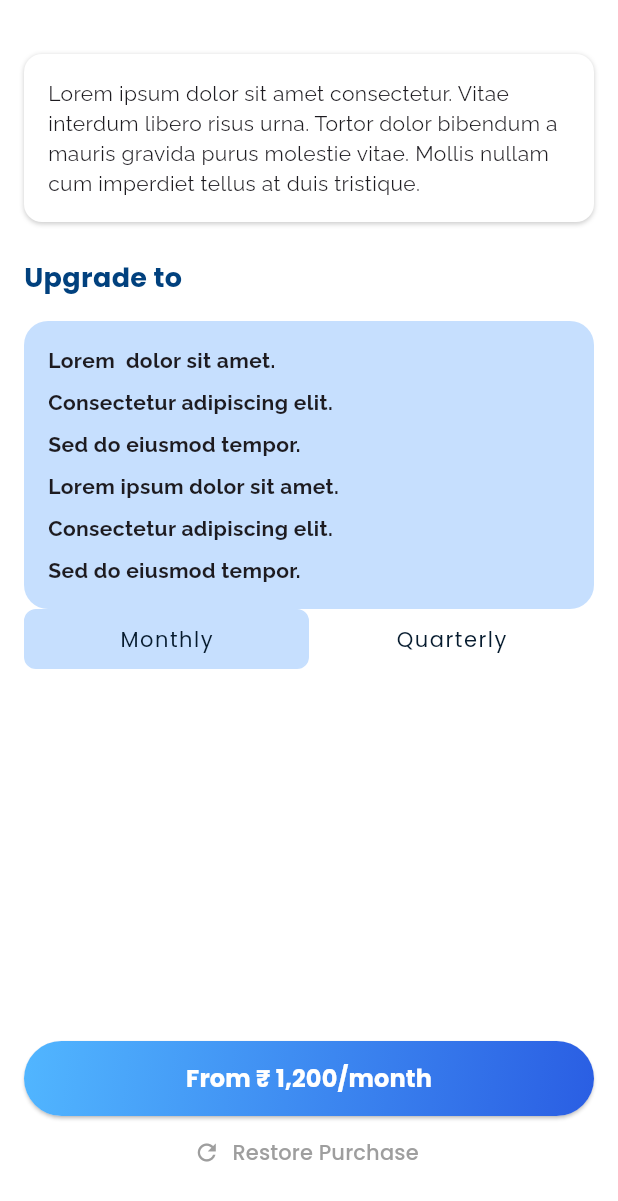
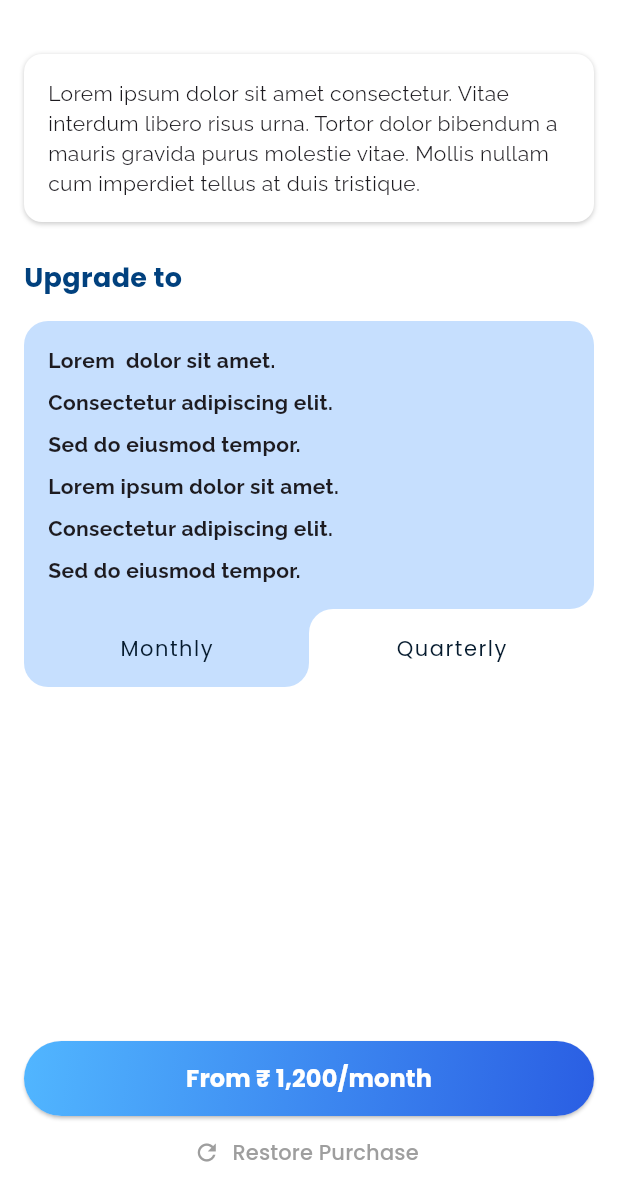
Before and after one commit to shashank-reddy-electromob/wrenchmate, a Flutter app: the SubscriptionPage screen opened by its route, on a phone screen of 412 x 824 dp. Shown: the top 1201 px of the screen. Run offline on Flutter 3.47's test engine with Material 3 defaults, Android fonts, the phone set to English and light mode, and no system bars; our stand-ins replace carousel_slider, cloud_firestore, country_code_picker, date_picker_timeline, extended_image, firebase_auth and 15 more; missing offline and left inert: dart:ffi, draggable_fab, google_api_availability; accounts and stored records are empty; project files that could hold a hidden picture were left out.

Commit message:
UI fixed

```diff
--- a/lib/app/modules/subscription/subscription_page.dart
+++ b/lib/app/modules/subscription/subscription_page.dart
@@ -101,8 +101,17 @@ class _SubscriptionPageState extends State<SubscriptionPage> {
                   padding: EdgeInsets.all(16),
                   decoration: BoxDecoration(
                     color: Color(0xffC6DFFE),
-
-                    borderRadius: BorderRadius.circular(16),
+                    borderRadius: isMonthly
+                        ? BorderRadius.only(
+                      topLeft: Radius.circular(16),
+                      topRight: Radius.circular(16),
+                      bottomRight: Radius.circular(16),
+                    )
+                        : BorderRadius.only(
+                      topLeft: Radius.circular(16),
+                      topRight: Radius.circular(16),
+                      bottomLeft: Radius.circular(16),
+                    ),
                   ),
                   child: Column(
                     crossAxisAlignment: CrossAxisAlignment.start,
@@ -188,22 +197,6 @@ class _SubscriptionPageState extends State<SubscriptionPage> {
                             fontSize: 14,
                             fontWeight: FontWeight.bold),
                       ),
-                            SizedBox(height: 8),
-                            Text(
-                              'Consectetur adipiscing elit.',
-                              style: TextStyle(
-                                  fontFamily: 'Raleway',
-                                  fontSize: 14,
-                                  fontWeight: FontWeight.bold),
-                            ),
-                            SizedBox(height: 8),
-                            Text(
-                              'Sed do eiusmod tempor.',
-                              style: TextStyle(
-                                  fontFamily: 'Raleway',
-                                  fontSize: 14,
-                                  fontWeight: FontWeight.bold),
-                            ),
                     ],
                   ),
                 ),
@@ -217,12 +210,20 @@ class _SubscriptionPageState extends State<SubscriptionPage> {
                         });
                       },
                       child: Container(
-                        width: (MediaQuery.of(context).size.width * 0.5)-16, // Half the width of the upper container
-                        height: 40, // Adjust height as needed
+                        color: isMonthly? Colors.transparent:Color(0xffC6DFFE),
+                        child: Container(
+                          width: (MediaQuery.of(context).size.width * 0.5)-16,
+                          height: 52,
                           decoration: BoxDecoration(
                             color: isMonthly ? Color(0xffC6DFFE) : Colors.white,
-                          borderRadius: BorderRadius.circular(8),
-                          border: isMonthly ? Border.all(color: Color(0xffC6DFFE)):Border.all(color: Colors.transparent),
+                            borderRadius: isMonthly
+                                ? BorderRadius.only(
+                              bottomRight: Radius.circular(16),
+                              bottomLeft: Radius.circular(16),
+                            )
+                                : BorderRadius.only(
+                              topRight: Radius.circular(16),
+                            ),
                           ),
                           alignment: Alignment.center,
                           child: Text(
@@ -233,6 +234,7 @@ class _SubscriptionPageState extends State<SubscriptionPage> {
 
                         ),
                       ),
+                    ),
                     GestureDetector(
                       onTap: () {
                         setState(() {
@@ -240,13 +242,20 @@ class _SubscriptionPageState extends State<SubscriptionPage> {
                         });
                       },
                       child: Container(
+                        color: !isMonthly? Colors.transparent:Color(0xffC6DFFE),
+                        child: Container(
                           width: (MediaQuery.of(context).size.width * 0.5)-16, // Half the width of the upper container
-                        height: 40, // Adjust height as needed
+                          height: 52, // Adjust height as needed
                           decoration: BoxDecoration(
                             color: !isMonthly ? Color(0xffC6DFFE) : Colors.white,
-                          borderRadius: BorderRadius.circular(8),
-                          border: !isMonthly ? Border.all(color: Color(0xffC6DFFE)):Border.all(color: Colors.transparent),
-                        ),
+                            borderRadius: !isMonthly
+                                ? BorderRadius.only(
+                              bottomRight: Radius.circular(16),
+                              bottomLeft: Radius.circular(16),
+                            )
+                                : BorderRadius.only(
+                              topLeft: Radius.circular(16),
+                            ),                        ),
                           alignment: Alignment.center,
                           child: Text(
                             'Quarterly',
@@ -254,6 +263,7 @@ class _SubscriptionPageState extends State<SubscriptionPage> {
                           ),
                           // Add onTap functionality
 
+                        ),
                       ),
                     ),
                   ],
```
Lines whose indentation alone changed are shown as unchanged.
